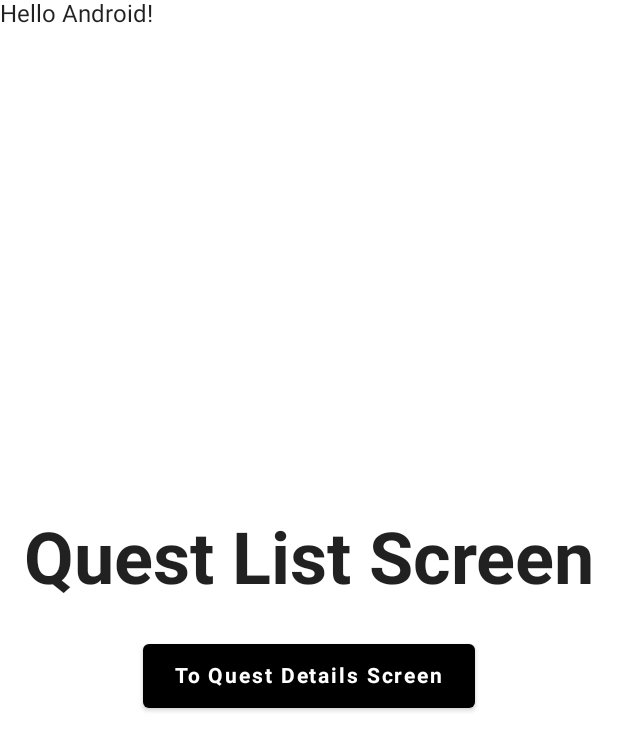
After one commit to SeanDecker1/Re-Quest, an Android app built with Jetpack Compose: the QuestListScreen screen opened through its navigation route, on a phone screen of 412 x 824 dp. The commit adds this screen. Shown: the top 751 px of the screen. Run offline under Robolectric (Android 15) with nearby library versions, the phone set to English and light mode, and no system bars; 1 statement that could not run was skipped.

Commit message:
Basic Nav Setup

```diff
--- a/app/src/main/java/com/decker/sean/re_quest/MainActivity.kt
+++ b/app/src/main/java/com/decker/sean/re_quest/MainActivity.kt
@@ -10,6 +10,8 @@ import androidx.compose.material.Text
 import androidx.compose.runtime.Composable
 import androidx.compose.ui.Modifier
 import androidx.compose.ui.tooling.preview.Preview
+import androidx.navigation.compose.rememberNavController
+import com.decker.sean.re_quest.navigation.NavRoutes
 import com.decker.sean.re_quest.ui.theme.ReQuestTheme
 
 class MainActivity : ComponentActivity() {
@@ -22,12 +24,17 @@ class MainActivity : ComponentActivity() {
                     modifier = Modifier.fillMaxSize(),
                     color = MaterialTheme.colors.background
                 ) {
+
+                    val navController = rememberNavController()
+                    NavRoutes(navController = navController)
+
                     Greeting("Android")
-                }
-            }
-        }
-    }
-}
+
+                } // Ends Surface
+            } // Ends Theme
+        } // Ends setContent
+    } // Ends onCreate
+} // Ends MainActivity
 
 @Composable
 fun Greeting(name: String) {
--- /dev/null
+++ b/app/src/main/java/com/decker/sean/re_quest/navigation/NavRoutes.kt
@@ -0,0 +1,33 @@
+package com.decker.sean.re_quest.navigation
+
+import androidx.compose.runtime.Composable
+import androidx.navigation.NavHostController
+import androidx.navigation.compose.NavHost
+import androidx.navigation.compose.composable
+import com.decker.sean.re_quest.screens.login.LoginScreen
+import com.decker.sean.re_quest.screens.questdetails.QuestDetailsScreen
+import com.decker.sean.re_quest.screens.questlist.QuestListScreen
+
+@Composable
+fun NavRoutes(navController: NavHostController) {
+
+    NavHost(
+        navController = navController,
+        startDestination = Screens.Login.route
+    ) {
+
+        composable(route = Screens.Login.route) {
+            LoginScreen(navController)
+        }
+
+        composable(route = Screens.QuestList.route) {
+            QuestListScreen(navController)
+        }
+
+        composable(route = Screens.QuestDetails.route) {
+            QuestDetailsScreen()
+        }
+
+    } // Ends NavHost
+
+} // Ends NavRoutes
--- /dev/null
+++ b/app/src/main/java/com/decker/sean/re_quest/screens/login/LoginScreen.kt
@@ -0,0 +1,95 @@
+package com.decker.sean.re_quest.screens.login
+
+import androidx.compose.foundation.background
+import androidx.compose.foundation.layout.*
+import androidx.compose.foundation.rememberScrollState
+import androidx.compose.foundation.verticalScroll
+import androidx.compose.material.*
+import androidx.compose.material.icons.Icons
+import androidx.compose.material.icons.filled.Email
+import androidx.compose.runtime.Composable
+import androidx.compose.ui.Alignment
+import androidx.compose.ui.Modifier
+import androidx.compose.ui.graphics.Color
+import androidx.compose.ui.res.stringResource
+import androidx.compose.ui.text.font.FontWeight
+import androidx.compose.ui.unit.dp
+import androidx.navigation.NavController
+import com.decker.sean.re_quest.navigation.Screens
+
+@Composable
+fun LoginScreen(navController: NavController) {
+
+    Column(
+        modifier = Modifier
+            .fillMaxWidth()
+            .fillMaxHeight()
+            .verticalScroll(rememberScrollState()),
+        verticalArrangement = Arrangement.Center,
+        horizontalAlignment = Alignment.CenterHorizontally
+    ) {
+
+        OutlinedTextField(
+            singleLine = true,
+            modifier = Modifier
+                .fillMaxWidth()
+                .padding(16.dp, 4.dp),
+            value = value,
+            onValueChange = { onNewValue(it) },
+            placeholder = { Text(stringResource(AppText.email)) },
+            leadingIcon = { Icon(imageVector = Icons.Default.Email, contentDescription = "Email") }
+        )
+
+    } // Ends Column
+
+//    Column(
+//        modifier = Modifier
+//            .fillMaxSize()
+//            .background(Color.White),
+//        verticalArrangement = Arrangement.Center,
+//        horizontalAlignment = Alignment.CenterHorizontally
+//    ) {
+//
+//        Row(
+//            modifier = Modifier
+//                .fillMaxWidth()
+//                .padding(10.dp),
+//            horizontalArrangement = Arrangement.Center
+//        ) {
+//            Text(
+//                text = "Login Screen",
+//                fontSize = MaterialTheme.typography.h3.fontSize,
+//                fontWeight = FontWeight.Bold
+//            ) // Ends Text
+//        }// Ends Row
+//
+//        Row(
+//            modifier = Modifier
+//                .fillMaxWidth()
+//                .padding(10.dp),
+//            horizontalArrangement = Arrangement.Center
+//        ) {
+//
+//            Button(
+//                shape = MaterialTheme.shapes.medium,
+//                colors = ButtonDefaults.buttonColors(backgroundColor = Color.Black),
+//                modifier = Modifier.padding(5.dp),
+//                onClick = {
+//                    navController.navigate(Screens.QuestList.route)
+//                }
+//            ){
+//                Text(
+//                    text = "To Quest List Screen",
+//                    modifier = Modifier.padding(5.dp),
+//                    style = MaterialTheme.typography.button.copy(
+//                        fontWeight = FontWeight.Bold,
+//                        color = Color.White
+//                    ) // Ends style
+//                ) // Ends Text
+//            } // Ends Button
+//
+//        } // Ends Row
+//
+//    } // Ends Column
+
+} // Ends LoginScreen
--- /dev/null
+++ b/app/src/main/java/com/decker/sean/re_quest/screens/login/LoginUiState.kt
@@ -0,0 +1,6 @@
+package com.decker.sean.re_quest.screens.login
+
+data class LoginUiState (
+    val email: String = "",
+    val password: String = ""
+) // Ends data class
--- /dev/null
+++ b/app/src/main/java/com/decker/sean/re_quest/screens/questlist/QuestListScreen.kt
@@ -0,0 +1,71 @@
+package com.decker.sean.re_quest.screens.questlist
+
+import androidx.compose.foundation.background
+import androidx.compose.foundation.layout.*
+import androidx.compose.material.Button
+import androidx.compose.material.ButtonDefaults
+import androidx.compose.material.MaterialTheme
+import androidx.compose.material.Text
+import androidx.compose.runtime.Composable
+import androidx.compose.ui.Alignment
+import androidx.compose.ui.Modifier
+import androidx.compose.ui.graphics.Color
+import androidx.compose.ui.text.font.FontWeight
+import androidx.compose.ui.unit.dp
+import androidx.navigation.NavController
+import com.decker.sean.re_quest.navigation.Screens
+
+@Composable
+fun QuestListScreen(navController: NavController) {
+
+    Column(
+        modifier = Modifier
+            .fillMaxSize()
+            .background(Color.White),
+        verticalArrangement = Arrangement.Center,
+        horizontalAlignment = Alignment.CenterHorizontally
+    ) {
+
+        Row(
+            modifier = Modifier
+                .fillMaxWidth()
+                .padding(10.dp),
+            horizontalArrangement = Arrangement.Center
+        ) {
+            Text(
+                text = "Quest List Screen",
+                fontSize = MaterialTheme.typography.h3.fontSize,
+                fontWeight = FontWeight.Bold
+            ) // Ends Text
+        }// Ends Row
+
+        Row(
+            modifier = Modifier
+                .fillMaxWidth()
+                .padding(10.dp),
+            horizontalArrangement = Arrangement.Center
+        ) {
+
+            Button(
+                shape = MaterialTheme.shapes.medium,
+                colors = ButtonDefaults.buttonColors(backgroundColor = Color.Black),
+                modifier = Modifier.padding(5.dp),
+                onClick = {
+                    navController.navigate(Screens.QuestDetails.route)
+                }
+            ){
+                Text(
+                    text = "To Quest Details Screen",
+                    modifier = Modifier.padding(5.dp),
+                    style = MaterialTheme.typography.button.copy(
+                        fontWeight = FontWeight.Bold,
+                        color = Color.White
+                    ) // Ends style
+                ) // Ends Text
+            } // Ends Button
+
+        } // Ends Row
+
+    } // Ends Column
+
+} // Ends QuestListScreen
--- a/build.gradle
+++ b/build.gradle
@@ -1,12 +1,12 @@
 buildscript {
     ext {
-        compose_version = '1.1.0-beta01'
+        compose_version = '1.4.0-alpha02'
     }
 }// Top-level build file where you can add configuration options common to all sub-projects/modules.
 plugins {
     id 'com.android.application' version '7.2.2' apply false
     id 'com.android.library' version '7.2.2' apply false
-    id 'org.jetbrains.kotlin.android' version '1.5.31' apply false
+    id 'org.jetbrains.kotlin.android' version '1.7.21' apply false
 }
 
 task clean(type: Delete) {
```
Also changed, not shown: app/build.gradle (+8 -5 lines), app/src/main/java/com/decker/sean/re_quest/navigation/Screens.kt (added, +7 -0 lines), app/src/main/java/com/decker/sean/re_quest/screens/login/LoginViewModel.kt (added, +64 -0 lines), app/src/main/java/com/decker/sean/re_quest/screens/questdetails/QuestDetailsScreen.kt (added, +70 -0 lines).
